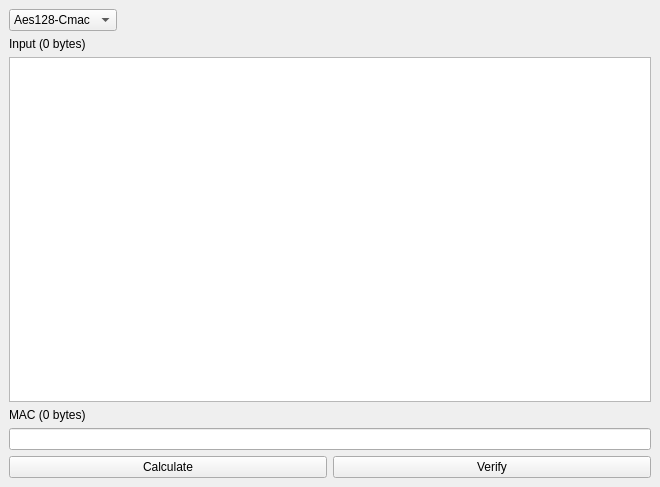
This is ui/Mac/UiAesCmac.ui in caffedrine/CryptoPocketKnife as Qt 5 draws it before an edit. The edited form follows.
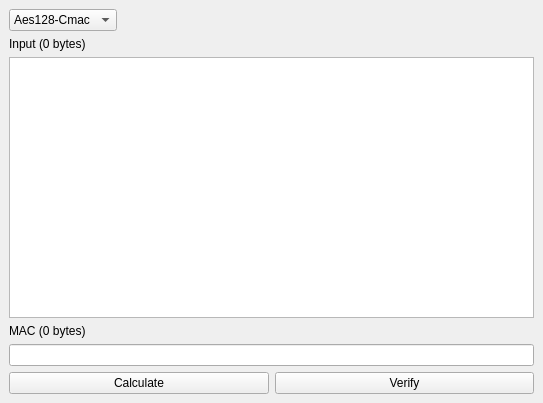
This is the edited form.

Commit message: Update mac windows

Diff of the .ui file:
```diff
--- a/ui/Mac/UiAesCmac.ui
+++ b/ui/Mac/UiAesCmac.ui
@@ -6,8 +6,8 @@
    <rect>
     <x>0</x>
     <y>0</y>
-    <width>660</width>
-    <height>487</height>
+    <width>543</width>
+    <height>403</height>
    </rect>
   </property>
   <property name="windowTitle">
```
Left out of the diff: 5 changed lines with no effect on the pictures. The commit also changes 4 other files.
